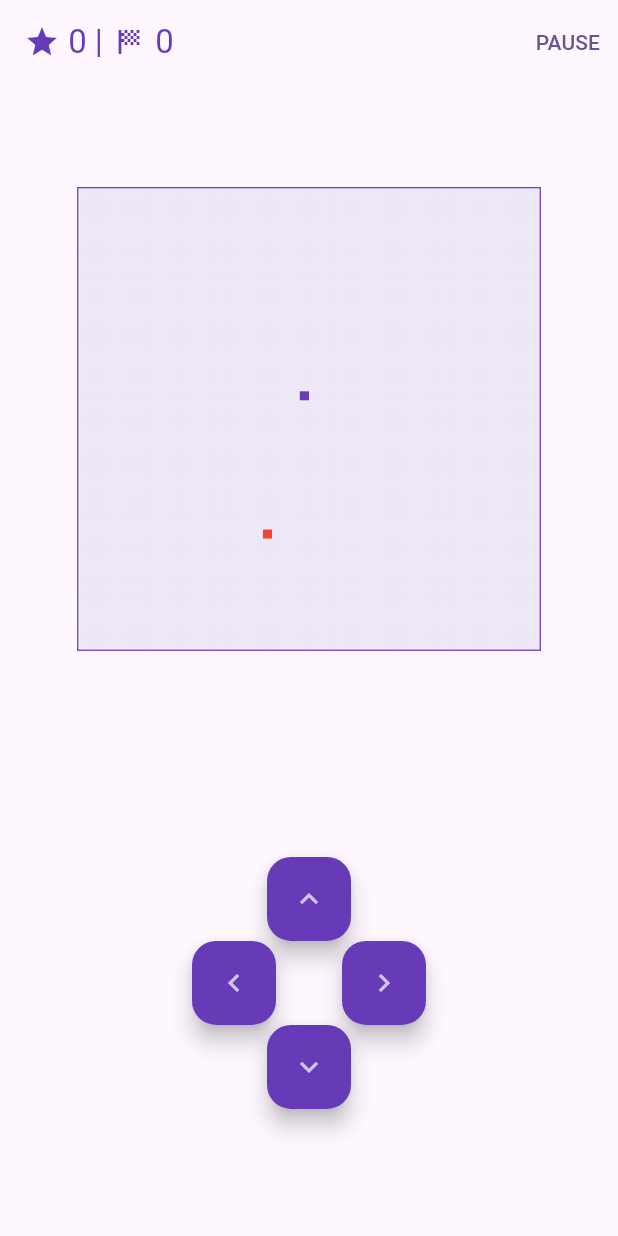
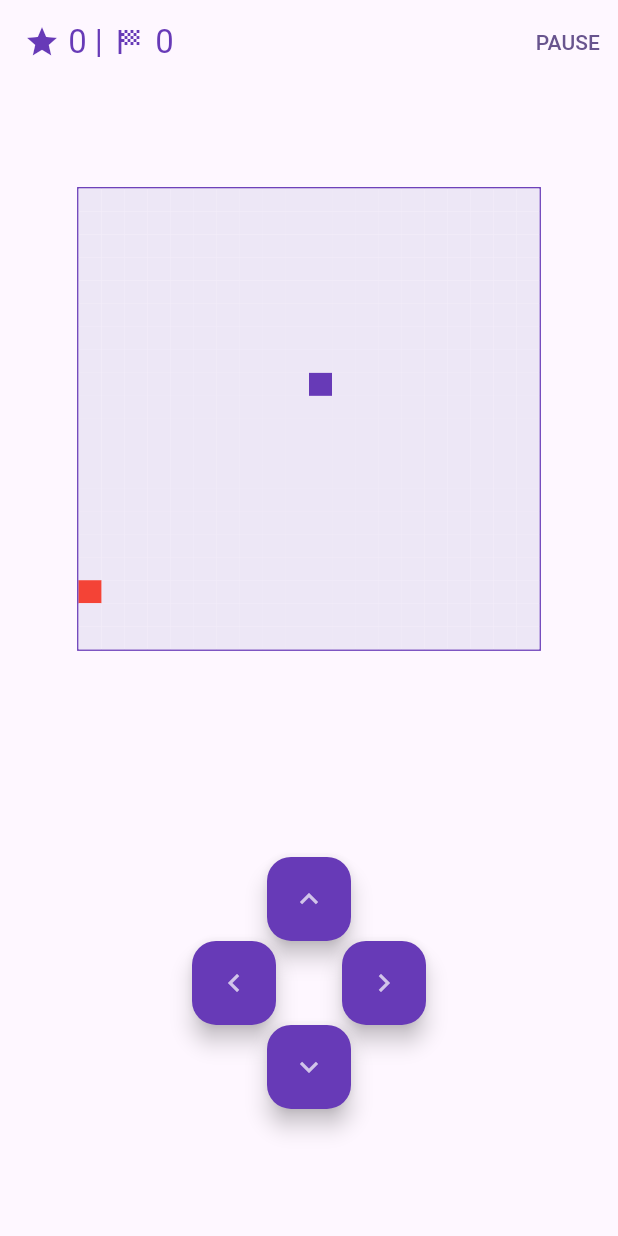
Before and after one commit to thpir/snake-app, a Flutter app: the screen it shows after launch, after a tap on "START NEW GAME", on a phone screen of 412 x 824 dp. Run offline on Flutter 3.47's test engine with Material 2 defaults, Android fonts, the phone set to English and light mode, and no system bars; our stand-ins replace shared_preferences; Roboto replaces fonts that are missing (pixeloid); project files that could hold a hidden picture were left out.

Commit message:
Snake V1.1

```diff
--- a/lib/controller/snake_controller.dart
+++ b/lib/controller/snake_controller.dart
@@ -133,7 +133,7 @@ class SnakeController extends ChangeNotifier {
 
   resetGame() {
     snakeModel.snake = [
-      Coordinate(24, 24),
+      Coordinate(10, 10),
     ];
     snakeModel.food = [];
     snakeModel.digestedFood = [];
@@ -147,7 +147,7 @@ class SnakeController extends ChangeNotifier {
 
   generateFood() {
     Random random = Random();
-    Coordinate newFood = Coordinate(random.nextInt(50), random.nextInt(50));
+    Coordinate newFood = Coordinate(random.nextInt(20), random.nextInt(20));
     for (int i = 0; i < snakeModel.snake.length; i++) {
       if (snakeModel.snake[i].x == newFood.x &&
           snakeModel.snake[i].y == newFood.y) {
--- a/lib/model/snake_model.dart
+++ b/lib/model/snake_model.dart
@@ -25,14 +25,14 @@ class SnakeModel {
   Enum _forbiddenDirection = SnakeDirection.down;
   List<Coordinate> playField = [];
   List<Coordinate> snake = [
-    Coordinate(24, 24),
+    Coordinate(10, 10),
   ];
   List<Coordinate> food = [];
   List<Coordinate> digestedFood = [];
 
   SnakeModel() {
-    for (int y = 0; y < 50; y++) {
-      for (int x = 0; x < 50; x++) {
+    for (int y = 0; y < 20; y++) {
+      for (int x = 0; x < 20; x++) {
         playField.add(Coordinate(x, y));
       }
     }
--- a/lib/view/snake_view_widgets/game_field.dart
+++ b/lib/view/snake_view_widgets/game_field.dart
@@ -23,7 +23,7 @@ class _GameFieldState extends State<GameField> {
         width: snakeController.setPlayFieldSize(),
         child: GridView.builder(
             gridDelegate: const SliverGridDelegateWithFixedCrossAxisCount(
-              crossAxisCount: 50,
+              crossAxisCount: 20,
             ),
             itemCount: snakeController.snakeModel.playField.length,
             itemBuilder: (context, index) {
--- a/lib/view/snake_view_widgets/play_button.dart
+++ b/lib/view/snake_view_widgets/play_button.dart
@@ -15,7 +15,14 @@ class PlayButton extends StatelessWidget {
         mainAxisAlignment: MainAxisAlignment.center,
         mainAxisSize: MainAxisSize.min,
         children: [
-          Image.asset('assets/images/snake_title.png', width: 200,),
+          Padding(
+            padding: EdgeInsets.all(8),
+            child: Image.asset(
+              'assets/images/snake_title.png',
+              width: MediaQuery.of(context).orientation == Orientation.portrait ? double.infinity : null,
+              height: MediaQuery.of(context).orientation == Orientation.landscape ? MediaQuery.of(context).size.height / 4 : null,
+            ),
+          ),
           Container(
             decoration: BoxDecoration(border: Border.all(width: 1, color: Colors.deepPurple)),
             child: TextButton(
@@ -26,7 +33,14 @@ class PlayButton extends StatelessWidget {
                 },
                 child: const Text('START NEW GAME')),
           ),
-          Image.asset('assets/images/snake_icon.png', width: 200,)
+          Padding(
+            padding: EdgeInsets.all(8),
+            child: Image.asset(
+              'assets/images/snake_icon.png',
+              width: MediaQuery.of(context).orientation == Orientation.portrait ? double.infinity : null,
+              height: MediaQuery.of(context).orientation == Orientation.landscape ? MediaQuery.of(context).size.height / 6 : null,
+            ),
+          ),
         ],
       ),
     );
```
Also changed, not shown: 1 other file.
